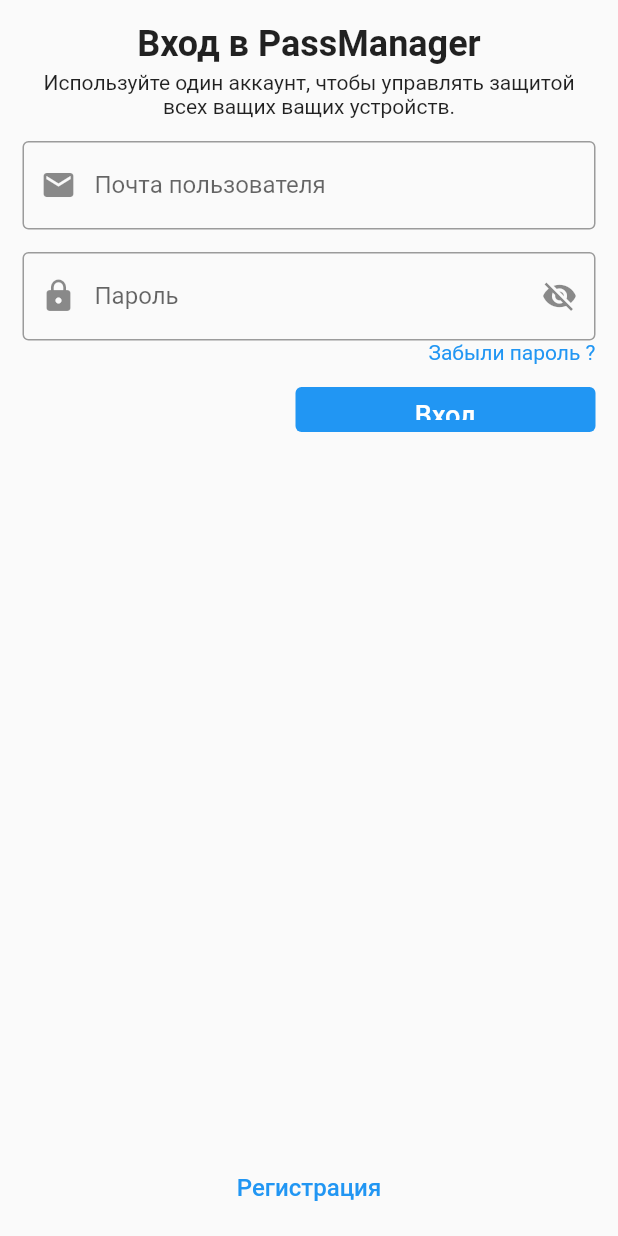
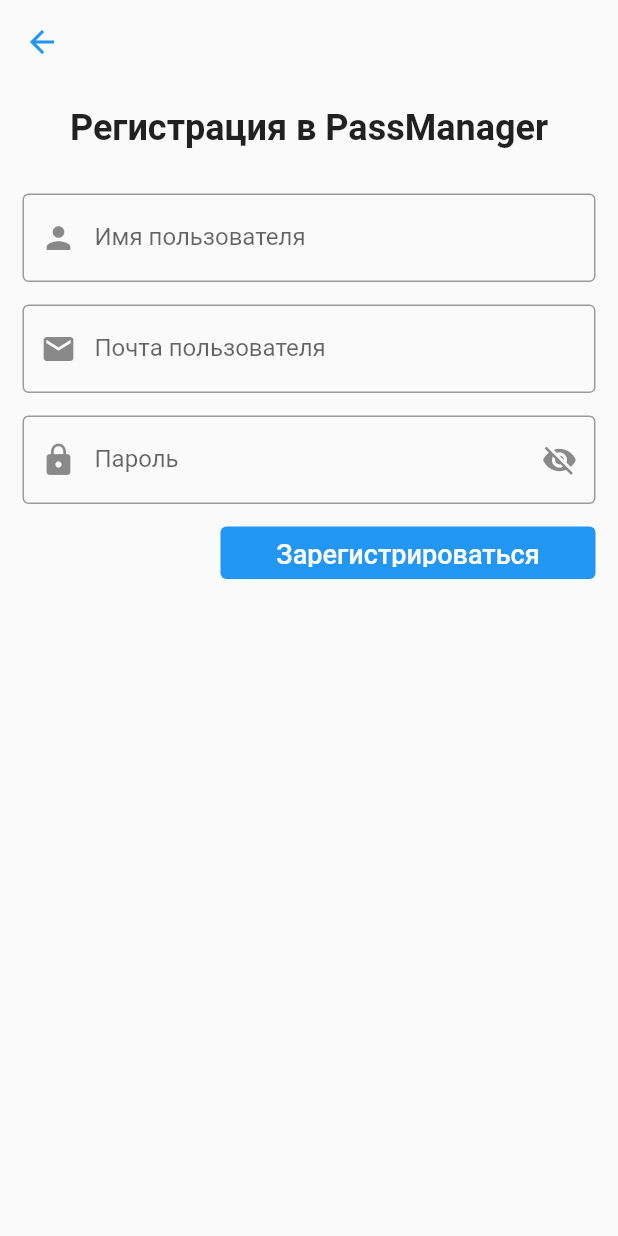
Before and after one commit to PDA2304/Diplom_flutter, a Flutter app: the screen it shows after launch, after a tap on "Регистрация", on a phone screen of 412 x 824 dp. Run offline on Flutter 3.47's test engine with Material 2 defaults, Android fonts, the phone set to English and light mode, and no system bars; our stand-ins replace dio.

Commit message:
Был реализован экран регистрации

```diff
--- a/lib/internal/dependencies/router.dart
+++ b/lib/internal/dependencies/router.dart
@@ -10,6 +10,10 @@
         {
           return MaterialPageRoute(builder: (_) => const SingIn());
         }
+      case singUp:
+        {
+          return MaterialPageRoute(builder: (_) => const SingUp());
+        }
     }
     return null;
   }
--- a/lib/presentation/mobile/sing_in.dart
+++ b/lib/presentation/mobile/sing_in.dart
@@ -1,4 +1,5 @@
 import 'package:flutter/material.dart';
+import 'package:passmanager_diplom/constant/url_pages.dart';
 
 class SingIn extends StatefulWidget {
   const SingIn({Key? key}) : super(key: key);
@@ -99,7 +100,7 @@
               height: 35,
               width: 250,
               child: TextButton(
-                onPressed: () => print('Регистрация пользователя'),
+                onPressed: () => Navigator.pushNamed(context, singUp),
                 child: const Text(
                   'Регистрация',
                   style: TextStyle(fontSize: 16),
--- /dev/null
+++ b/lib/presentation/mobile/sing_up.dart
@@ -0,0 +1,102 @@
+import 'package:flutter/material.dart';
+import 'package:passmanager_diplom/constant/url_pages.dart';
+
+class SingUp extends StatefulWidget {
+  const SingUp({Key? key}) : super(key: key);
+
+  @override
+  State<SingUp> createState() => _SingUpState();
+}
+
+class _SingUpState extends State<SingUp> {
+  bool isObscure = true;
+
+  @override
+  Widget build(BuildContext context) {
+    return Scaffold(
+      appBar: AppBar(
+        backgroundColor: Colors.transparent,
+        elevation: 0,
+        leading: IconButton(
+          onPressed: () {
+            Navigator.pushNamedAndRemoveUntil(
+                context, singIn, (route) => false);
+          },
+          icon: const Icon(
+            Icons.arrow_back,
+            color: Colors.blue,
+          ),
+        ),
+      ),
+      resizeToAvoidBottomInset: false,
+      body: Padding(
+        padding: const EdgeInsets.all(15.0),
+        child: Column(
+          children: [
+            const Text(
+              'Регистрация в PassManager',
+              style: TextStyle(fontSize: 24, fontWeight: FontWeight.bold),
+              textAlign: TextAlign.center,
+            ),
+            const Padding(padding: EdgeInsets.symmetric(vertical: 15)),
+            TextFormField(
+              decoration: const InputDecoration(
+                prefixIcon: Icon(Icons.person),
+                border: OutlineInputBorder(),
+                label: Text('Имя пользователя'),
+              ),
+            ),
+            const Padding(padding: EdgeInsets.symmetric(vertical: 7.5)),
+            TextFormField(
+              decoration: const InputDecoration(
+                prefixIcon: Icon(Icons.email),
+                border: OutlineInputBorder(),
+                label: Text('Почта пользователя'),
+              ),
+            ),
+            const Padding(padding: EdgeInsets.symmetric(vertical: 7.5)),
+            TextFormField(
+              obscureText: isObscure,
+              decoration: InputDecoration(
+                  prefixIcon: const Icon(Icons.lock),
+                  border: const OutlineInputBorder(),
+                  label: const Text('Пароль'),
+                  suffixIcon: InkWell(
+                    onHover: (value) {
+                      setState(() {
+                        isObscure = !isObscure;
+                      });
+                    },
+                    onTap: () {},
+                    child: Icon(
+                        isObscure ? Icons.visibility_off : Icons.visibility),
+                  )),
+            ),
+            const Padding(padding: EdgeInsets.symmetric(vertical: 7.5)),
+            Container(
+              alignment: Alignment.centerRight,
+              child: SizedBox(
+                height: 35,
+                width: 250,
+                child: TextButton(
+                    style: ButtonStyle(
+                      backgroundColor:
+                          MaterialStateProperty.all<Color>(Colors.blue),
+                      foregroundColor:
+                          MaterialStateProperty.all<Color>(Colors.white),
+                    ),
+                    onPressed: () {
+                      print('Подтверждение пароля');
+                    },
+                    child: const Text(
+                      'Зарегистрироваться',
+                      style: TextStyle(fontSize: 18),
+                    )),
+              ),
+            )
+          ],
+        ),
+      ),
+    );
+  }
+}
```
